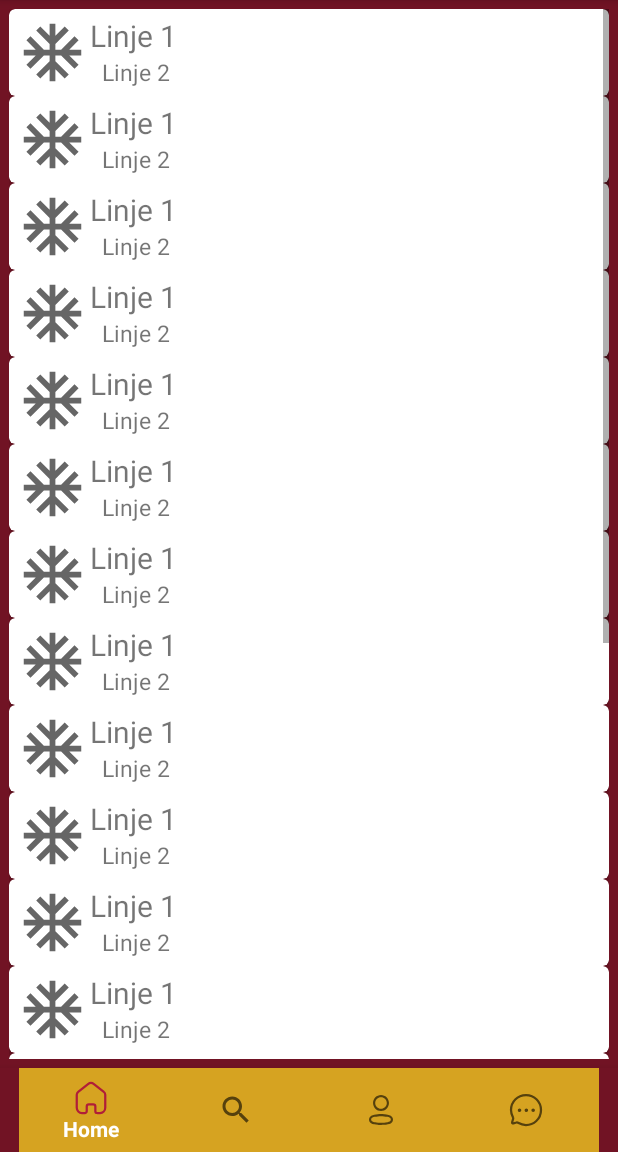
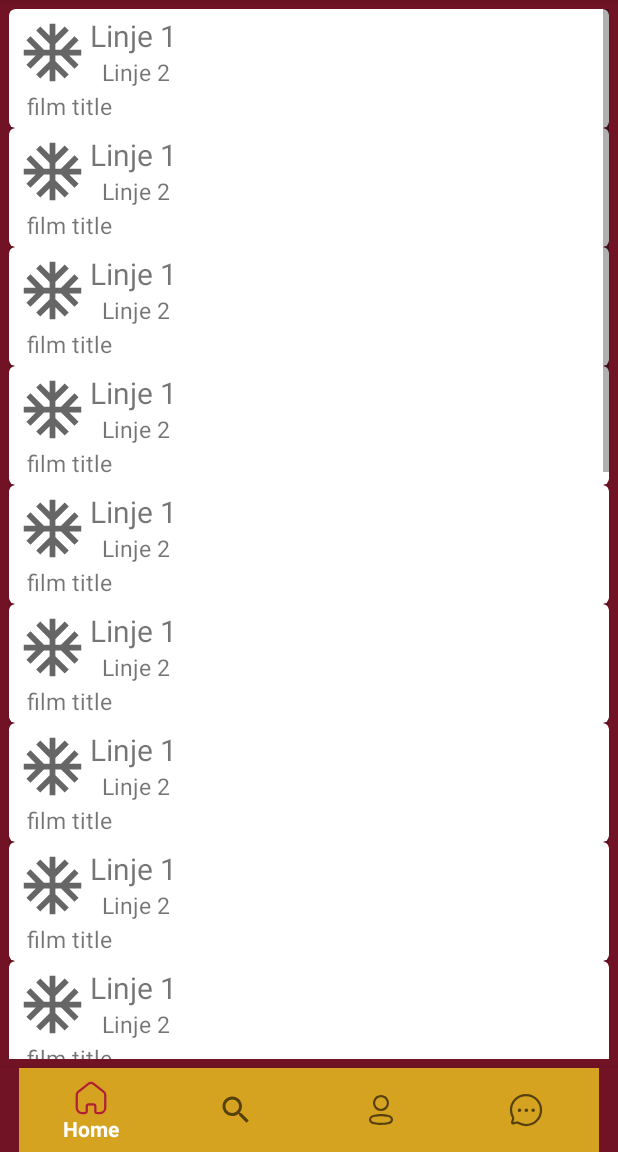
Before and after one commit to Idkirsch/filmVenner, an Android app: the fragment ProfilWantToWatch placed in its activity, on a phone screen of 412 x 824 dp, the part 84-1236 px from its top. Run offline under Robolectric (Android 15) with nearby library versions, the phone set to English and light mode, and no system bars; our stand-ins replace Firebase (no records; nobody signed in at launch, a user with empty details on screens opened directly), Volley; network calls fail.

Commit message:
Opdateret film-list item til at indeholde film tiler også

```diff
--- a/app/src/main/res/layout/listmovie_item.xml
+++ b/app/src/main/res/layout/listmovie_item.xml
@@ -36,6 +36,16 @@
             android:layout_marginLeft="8dp"
             android:id="@+id/listTV2"/>
 
+        <TextView
+            android:layout_width="wrap_content"
+            android:layout_height="wrap_content"
+            android:text="film title"
+            android:textSize="15sp"
+            android:layout_below="@+id/mImageview"
+            android:layout_marginStart="8dp"
+            android:layout_marginLeft="8dp"
+            android:id="@+id/listTV3"/>
+
 
     </RelativeLayout>
 
```
